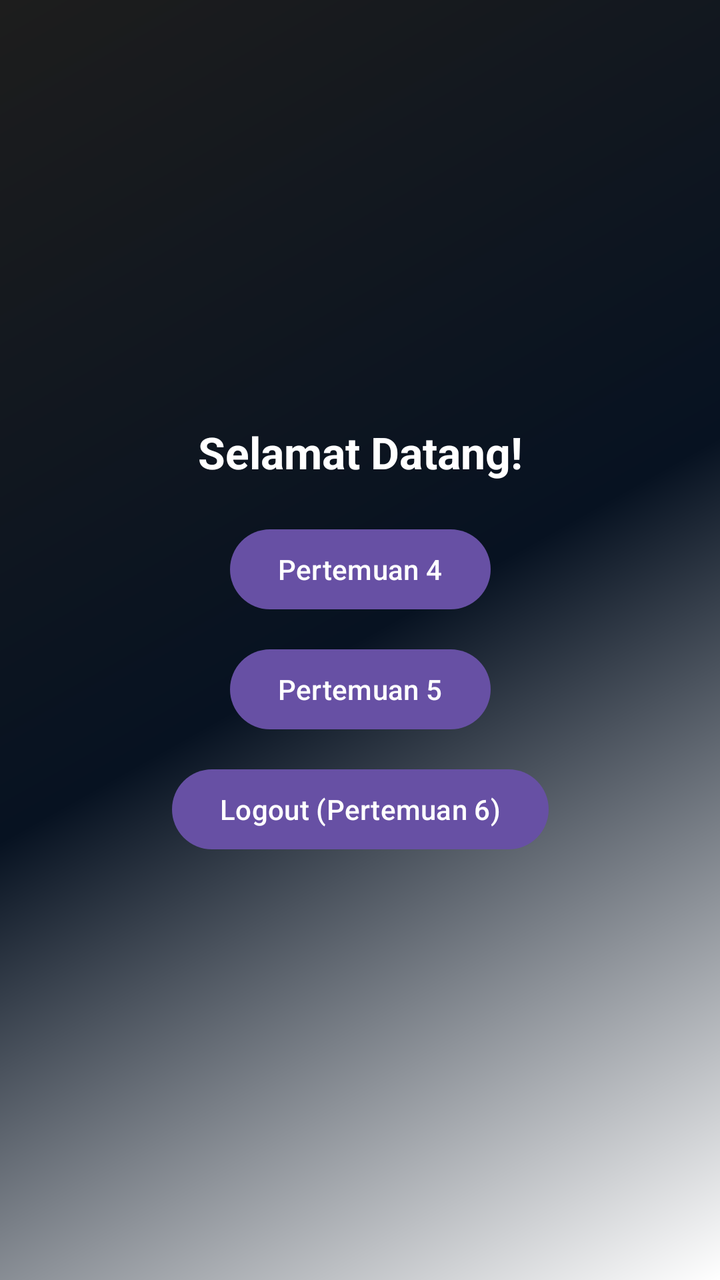
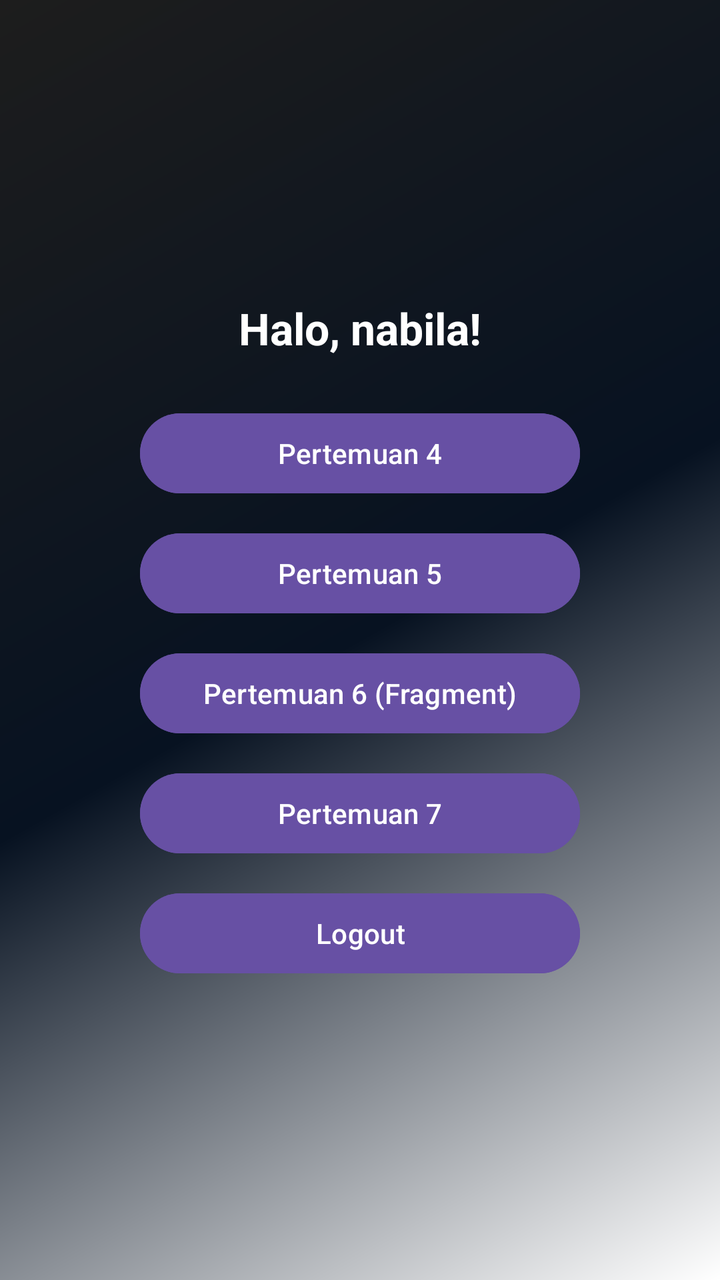

Before-and-after screenshots of an Android layout around one commit, followed by the original layout XML and the change that was made.
<!-- AndroidManifest.xml: application theme Theme.Nabilatiemobile -->
<!-- res/layout/activity_main.xml -->
<?xml version="1.0" encoding="utf-8"?>
<androidx.constraintlayout.widget.ConstraintLayout xmlns:android="http://schemas.android.com/apk/res/android"
    xmlns:app="http://schemas.android.com/apk/res-auto"
    xmlns:tools="http://schemas.android.com/tools"
    android:id="@+id/main"
    android:layout_width="match_parent"
    android:layout_height="match_parent"
    android:background="@drawable/bg_gradient"
    tools:context=".MainActivity">

    <TextView
        android:id="@+id/tvHello"
        android:layout_width="wrap_content"
        android:layout_height="wrap_content"
        android:text="Selamat Datang!"
        android:textColor="@color/white"
        android:textSize="22sp"
        android:textStyle="bold"
        app:layout_constraintBottom_toTopOf="@+id/btnToFourth"
        app:layout_constraintEnd_toEndOf="parent"
        app:layout_constraintStart_toStartOf="parent"
        app:layout_constraintTop_toTopOf="parent"
        app:layout_constraintVertical_chainStyle="packed" />

    <Button
        android:id="@+id/btnToFourth"
        android:layout_width="wrap_content"
        android:layout_height="wrap_content"
        android:layout_marginTop="20dp"
        android:text="Pertemuan 4"
        app:layout_constraintBottom_toTopOf="@+id/btnToFifth"
        app:layout_constraintEnd_toEndOf="parent"
        app:layout_constraintStart_toStartOf="parent"
        app:layout_constraintTop_toBottomOf="@+id/tvHello" />

    <Button
        android:id="@+id/btnToFifth"
        android:layout_width="wrap_content"
        android:layout_height="wrap_content"
        android:layout_marginTop="12dp"
        android:text="Pertemuan 5"
        app:layout_constraintBottom_toTopOf="@+id/btnLogout"
        app:layout_constraintEnd_toEndOf="parent"
        app:layout_constraintStart_toStartOf="parent"
        app:layout_constraintTop_toBottomOf="@+id/btnToFourth" />

    <Button
        android:id="@+id/btnLogout"
        android:layout_width="wrap_content"
        android:layout_height="wrap_content"
        android:layout_marginTop="12dp"
        android:text="Logout (Pertemuan 6)"
        app:layout_constraintBottom_toBottomOf="parent"
        app:layout_constraintEnd_toEndOf="parent"
        app:layout_constraintStart_toStartOf="parent"
        app:layout_constraintTop_toBottomOf="@+id/btnToFifth" />

</androidx.constraintlayout.widget.ConstraintLayout>
<!-- resources referenced by this layout -->
<resources>
  <color name="white">#FFFFFFFF</color>
  <!-- drawable bg_gradient (drawable) -->
  <?xml version="1.0" encoding="utf-8"?>
  <shape xmlns:android="http://schemas.android.com/apk/res/android"
      android:shape="rectangle">
      <gradient
          android:angle="135"
          android:startColor="#FFFFFF"
          android:centerColor="#071221"
          android:endColor="#1D1D1D"
          android:type="linear" />
  </shape>
  <style name="Theme.Nabilatiemobile" parent="Base.Theme.Nabilatiemobile" />
  <style name="Base.Theme.Nabilatiemobile" parent="Theme.Material3.DayNight.NoActionBar">
          
          
      </style>
</resources>

<!-- the commit's change to res/layout/activity_main.xml (unified diff, before → after) -->
@@ -1,58 +1,71 @@
 <?xml version="1.0" encoding="utf-8"?>
-<androidx.constraintlayout.widget.ConstraintLayout xmlns:android="http://schemas.android.com/apk/res/android"
+<LinearLayout xmlns:android="http://schemas.android.com/apk/res/android"
     xmlns:app="http://schemas.android.com/apk/res-auto"
-    xmlns:tools="http://schemas.android.com/tools"
-    android:id="@+id/main"
     android:layout_width="match_parent"
     android:layout_height="match_parent"
     android:background="@drawable/bg_gradient"
-    tools:context=".MainActivity">
+    android:gravity="center"
+    android:orientation="vertical"
+    android:padding="24dp">
 
     <TextView
-        android:id="@+id/tvHello"
+        android:id="@+id/tvHalo"
         android:layout_width="wrap_content"
         android:layout_height="wrap_content"
-        android:text="Selamat Datang!"
-        android:textColor="@color/white"
+        android:layout_marginBottom="24dp"
+        android:text="Halo, nabila!"
+        android:textColor="#FFFFFF"
         android:textSize="22sp"
-        android:textStyle="bold"
-        app:layout_constraintBottom_toTopOf="@+id/btnToFourth"
-        app:layout_constraintEnd_toEndOf="parent"
-        app:layout_constraintStart_toStartOf="parent"
-        app:layout_constraintTop_toTopOf="parent"
-        app:layout_constraintVertical_chainStyle="packed" />
+        android:textStyle="bold" />
 
-    <Button
-        android:id="@+id/btnToFourth"
-        android:layout_width="wrap_content"
+    <com.google.android.material.button.MaterialButton
+        android:id="@+id/btnPertemuan4"
+        android:layout_width="220dp"
         android:layout_height="wrap_content"
-        android:layout_marginTop="20dp"
+        android:layout_marginBottom="12dp"
+        android:backgroundTint="#6750A4"
         android:text="Pertemuan 4"
-        app:layout_constraintBottom_toTopOf="@+id/btnToFifth"
-        app:layout_constraintEnd_toEndOf="parent"
-        app:layout_constraintStart_toStartOf="parent"
-        app:layout_constraintTop_toBottomOf="@+id/tvHello" />
+        android:textAllCaps="false"
+        app:cornerRadius="20dp" />
 
-    <Button
-        android:id="@+id/btnToFifth"
-        android:layout_width="wrap_content"
+    <com.google.android.material.button.MaterialButton
+        android:id="@+id/btnPertemuan5"
+        android:layout_width="220dp"
         android:layout_height="wrap_content"
-        android:layout_marginTop="12dp"
+        android:layout_marginBottom="12dp"
+        android:backgroundTint="#6750A4"
         android:text="Pertemuan 5"
-        app:layout_constraintBottom_toTopOf="@+id/btnLogout"
-        app:layout_constraintEnd_toEndOf="parent"
-        app:layout_constraintStart_toStartOf="parent"
-        app:layout_constraintTop_toBottomOf="@+id/btnToFourth" />
+        android:textAllCaps="false"
+        app:cornerRadius="20dp" />
 
-    <Button
+    
+    <com.google.android.material.button.MaterialButton
+        android:id="@+id/btnPertemuan6"
+        android:layout_width="220dp"
+        android:layout_height="wrap_content"
+        android:layout_marginBottom="12dp"
+        android:backgroundTint="#6750A4"
+        android:text="Pertemuan 6 (Fragment)"
+        android:textAllCaps="false"
+        app:cornerRadius="20dp" />
+
+    <com.google.android.material.button.MaterialButton
+        android:id="@+id/btnPertemuan7"
+        android:layout_width="220dp"
+        android:layout_height="wrap_content"
+        android:layout_marginBottom="12dp"
+        android:backgroundTint="#6750A4"
+        android:text="Pertemuan 7"
+        android:textAllCaps="false"
+        app:cornerRadius="20dp" />
+
+    <com.google.android.material.button.MaterialButton
         android:id="@+id/btnLogout"
-        android:layout_width="wrap_content"
+        android:layout_width="220dp"
         android:layout_height="wrap_content"
-        android:layout_marginTop="12dp"
-        android:text="Logout (Pertemuan 6)"
-        app:layout_constraintBottom_toBottomOf="parent"
-        app:layout_constraintEnd_toEndOf="parent"
-        app:layout_constraintStart_toStartOf="parent"
-        app:layout_constraintTop_toBottomOf="@+id/btnToFifth" />
+        android:backgroundTint="#6750A4"
+        android:text="Logout"
+        android:textAllCaps="false"
+        app:cornerRadius="20dp" />
 
-</androidx.constraintlayout.widget.ConstraintLayout>
+</LinearLayout>
<!-- resource entries referenced after the edit -->
@@ -1,6 +1,5 @@
 <!-- resources referenced by this layout -->
 <resources>
-  <color name="white">#FFFFFFFF</color>
   <!-- drawable bg_gradient (drawable) -->
   <?xml version="1.0" encoding="utf-8"?>
   <shape xmlns:android="http://schemas.android.com/apk/res/android"
